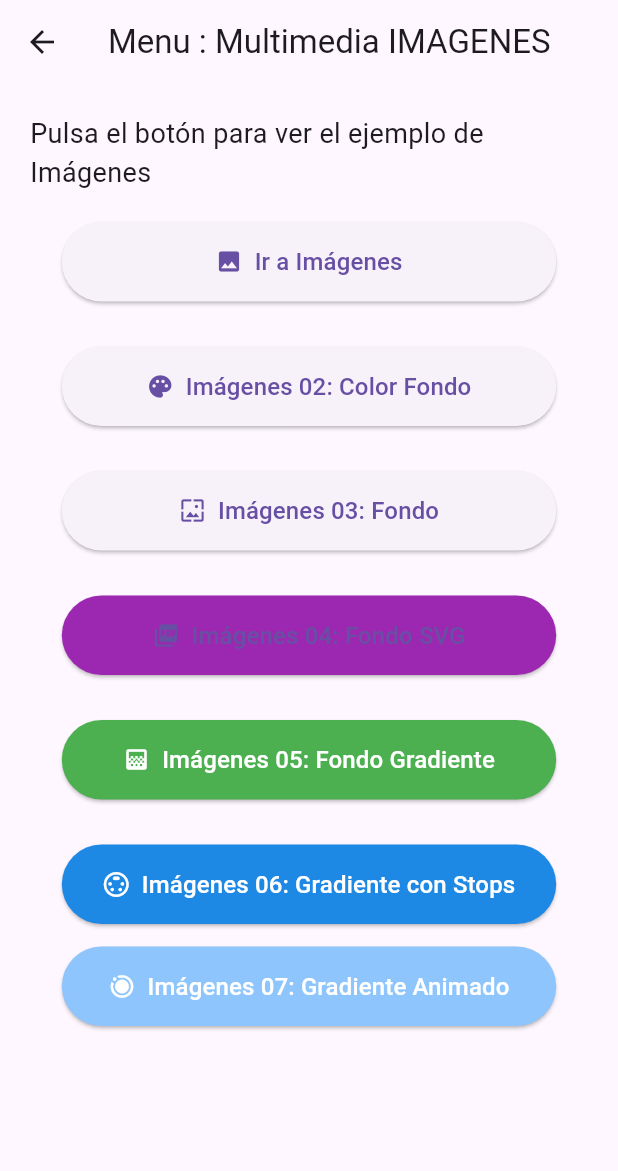
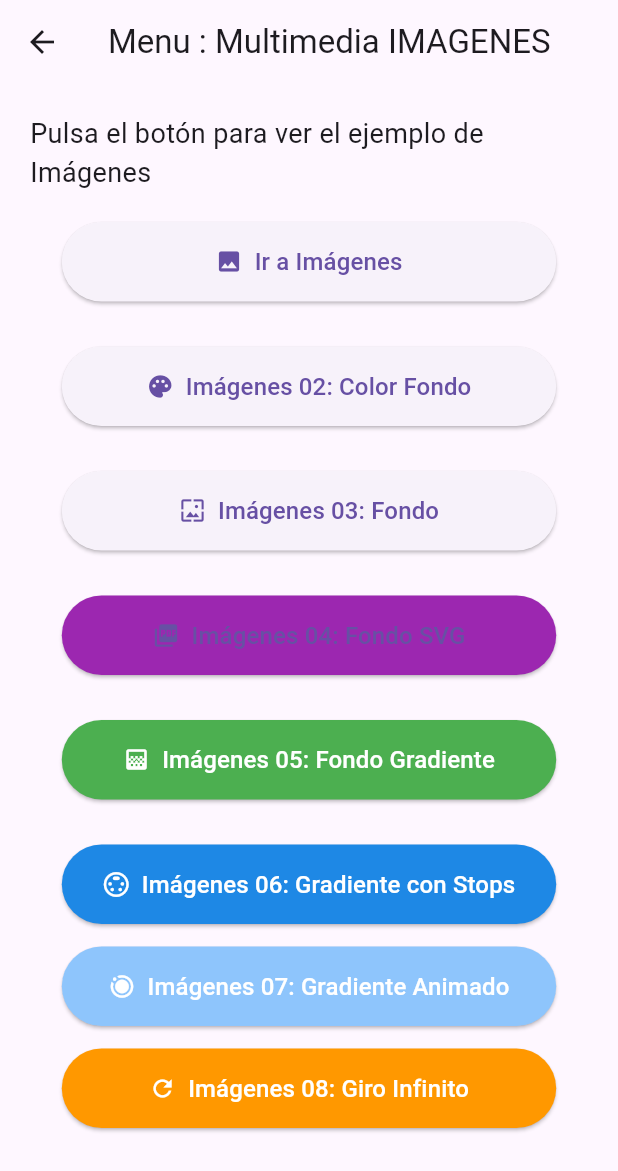
Before and after one commit to 66RAPTOR/multimedia01, a Flutter app: the HomeScreenImages screen opened directly, on a phone screen of 412 x 824 dp. Shown: the top 1171 px of the screen. Run offline on Flutter 3.47's test engine with Material 3 defaults, Android fonts, the phone set to English and light mode, and no system bars; our stand-ins replace flutter_svg.

Commit message:
Modificar image_loading_screen_08

```diff
--- a/lib/screen/ExampleImages/home_screen_images.dart
+++ b/lib/screen/ExampleImages/home_screen_images.dart
@@ -10,6 +10,7 @@ import 'package:multimedia01/screen/ExampleImages/image_loading_screen_04.dart';
 import 'image_loading_screen_05.dart';
 import 'image_loading_screen_06.dart';
 import 'image_loading_screen_07.dart';
+import 'image_loading_screen_08.dart';
 
 // Función principal de Dart: El punto de entrada de la aplicación.
 void main() {
@@ -161,12 +162,7 @@ class HomeScreenImages extends StatelessWidget {
                     foregroundColor: Colors.white,
                   ),
                   onPressed: () {
-                    Navigator.push(
-                      context,
-                      MaterialPageRoute(
-                        builder: (context) => const ImageLoadingScreen05(),
-                      ),
-                    );
+                    Navigator.push(context, MaterialPageRoute(builder: (context) => const ImageLoadingScreen05()));
                   },
                 ),
               ),
@@ -183,22 +179,16 @@ class HomeScreenImages extends StatelessWidget {
                     foregroundColor: Colors.white,
                   ),
                   onPressed: () {
-                    Navigator.push(
-                      context,
-                      MaterialPageRoute(
-                        builder: (context) => const ImageLoadingScreen06(),
-                      ),
-                    );
+                    Navigator.push(context, MaterialPageRoute(builder: (context) => const ImageLoadingScreen06()));
                   },
                 ),
               ),
 
-
               const SizedBox(height: 15),
 
-// 💡 Importar la nueva pantalla (Asegúrate de importar ImageLoadingScreen07)
+              // 💡 Importar la nueva pantalla (Asegúrate de importar ImageLoadingScreen07)
 
-// --- NUEVO: Botón de Imágenes 07 (Gradiente Animado) ---
+              // --- NUEVO: Botón de Imágenes 07 (Gradiente Animado) ---
               SizedBox(
                 width: buttonWidth, // Usamos el ancho adaptativo
                 child: ElevatedButton.icon(
@@ -210,17 +200,31 @@ class HomeScreenImages extends StatelessWidget {
                     foregroundColor: Colors.white,
                   ),
                   onPressed: () {
-                    Navigator.push(
-                      context,
-                      MaterialPageRoute(
-                        builder: (context) => const ImageLoadingScreen07(),
-                      ),
-                    );
+                    Navigator.push(context, MaterialPageRoute(builder: (context) => const ImageLoadingScreen07()));
                   },
                 ),
               ),
 
+              const SizedBox(height: 15),
 
+              // 💡 Importar la nueva pantalla (Asegúrate de importar ImageLoadingScreen08)
+
+              // --- NUEVO: Botón de Imágenes 08 (Giro Infinito) ---
+              SizedBox(
+                width: buttonWidth, // Usamos el ancho adaptativo
+                child: ElevatedButton.icon(
+                  icon: const Icon(Icons.refresh),
+                  label: const Text('Imágenes 08: Giro Infinito', style: TextStyle(fontSize: 16)),
+                  style: ElevatedButton.styleFrom(
+                    padding: const EdgeInsets.symmetric(vertical: 15),
+                    backgroundColor: Colors.orange, // Un color nuevo para diferenciar
+                    foregroundColor: Colors.white,
+                  ),
+                  onPressed: () {
+                    Navigator.push(context, MaterialPageRoute(builder: (context) => const ImageLoadingScreen08()));
+                  },
+                ),
+              ),
             ],
           ),
         ),
```
Also changed, not shown: lib/screen/ExampleImages/image_loading_screen_08.dart (added, +95 -0 lines).
